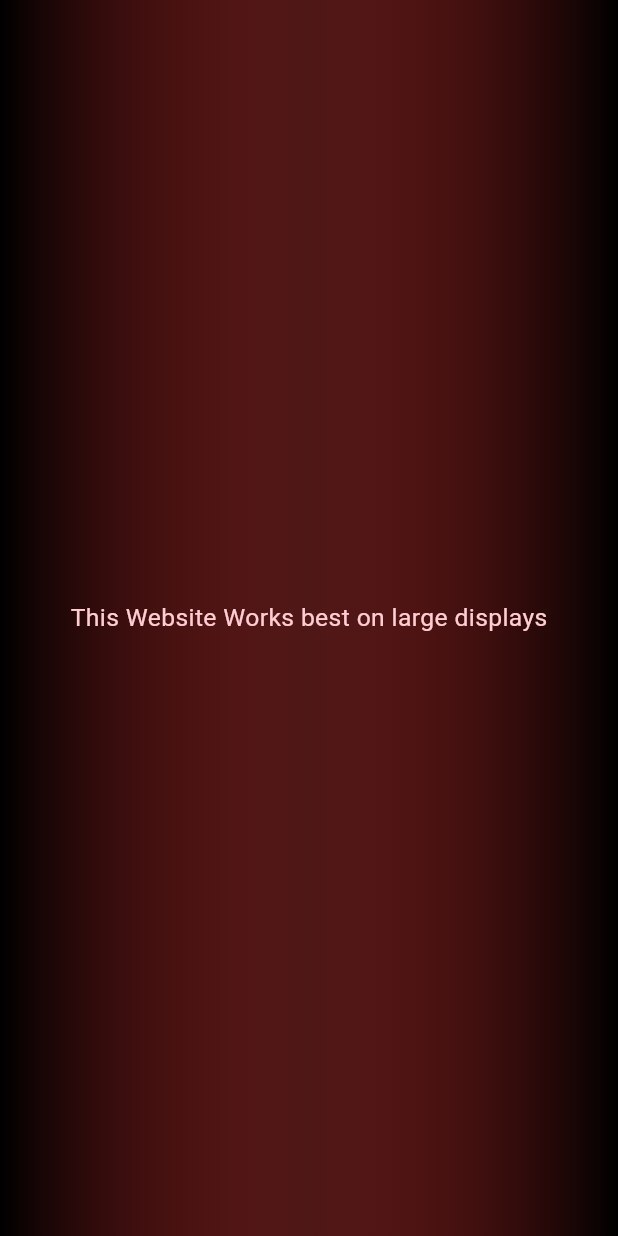
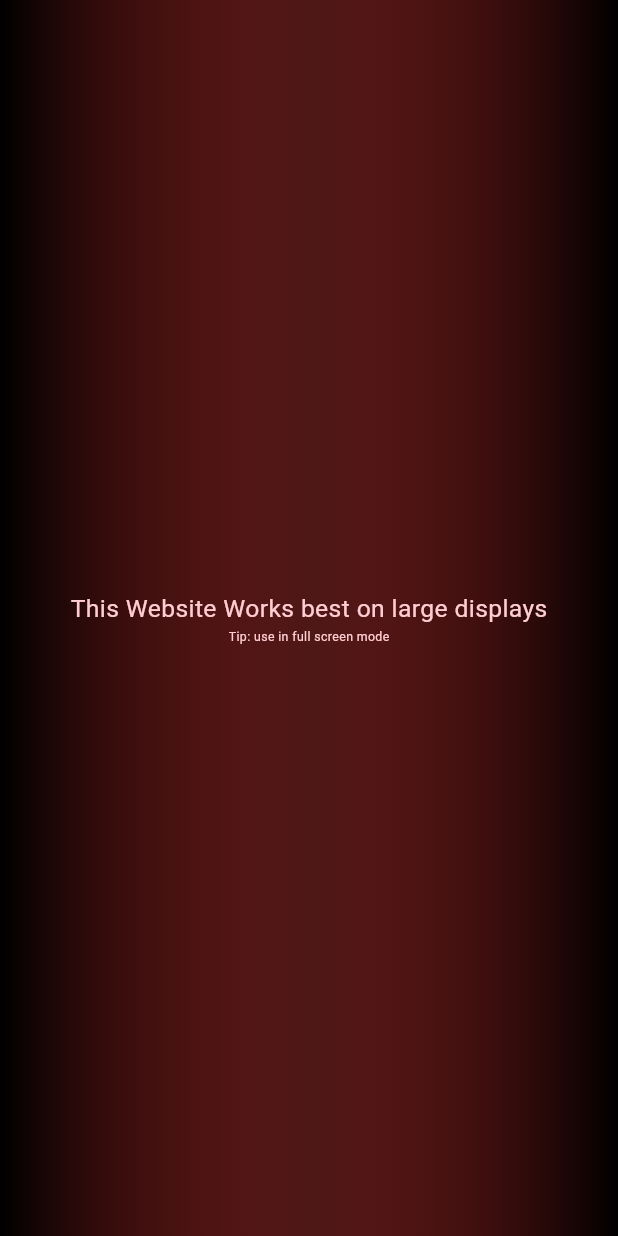
Before and after one commit to Snap-n-Score/snap-n-score-admin, a Flutter app: the screen it shows after launch, on a phone screen of 412 x 824 dp. Run offline on Flutter 3.47's test engine with Material 3 defaults, Android fonts, the phone set to English and light mode, and no system bars; our stand-ins replace supabase_flutter; missing offline and left inert: custom_qr_generator; accounts and stored records are empty.

Commit message:
made laptop compatible

```diff
--- a/lib/ScreenChoice.dart
+++ b/lib/ScreenChoice.dart
@@ -8,7 +8,7 @@ class ScreenChoice extends StatelessWidget {
   @override
   Widget build(BuildContext context) {
     return LayoutBuilder(builder: (context, constraints) {
-      if(constraints.maxHeight>850 && constraints.maxWidth>1140){
+      if(constraints.maxHeight>670 && constraints.maxWidth>1120){
         return const loginPage();
       }
       else{
--- a/lib/loginPage.dart
+++ b/lib/loginPage.dart
@@ -18,7 +18,6 @@ class _loginPageState extends State<loginPage> {
   Size screenSize=const Size(0, 0);
   @override
   Widget build(BuildContext context) {
-
     setState(() {
        screenSize = MediaQuery.of(context).size;
     });
--- a/lib/login_glassmorphism.dart
+++ b/lib/login_glassmorphism.dart
@@ -20,7 +20,7 @@ class _GlassmorphismState extends State<LoginGlassmorphism> {
     return Container(
       padding: const EdgeInsets.all(20),
       width: screenSize.width * 0.3,
-      height: screenSize.height * 0.5,
+      height: screenSize.height * 0.55,
       decoration: BoxDecoration(
           color: Colors.white.withOpacity(0.2),
           borderRadius: BorderRadius.circular(10)),
@@ -74,7 +74,7 @@ class _GlassmorphismState extends State<LoginGlassmorphism> {
             ),
             ElevatedButton(
               style: ButtonStyle(
-                  fixedSize: MaterialStatePropertyAll(
+                  fixedSize: WidgetStatePropertyAll(
                       Size(screenSize.width * 0.2, screenSize.height * 0.05))),
                                       onPressed: () async {
                                         final sm = ScaffoldMessenger.of(context);
--- a/lib/main.dart
+++ b/lib/main.dart
@@ -1,6 +1,7 @@
 import 'package:flutter/material.dart';
 import 'package:snap_n_score_admin/ScreenChoice.dart';
 import 'package:snap_n_score_admin/HomePage.dart';
+import 'package:snap_n_score_admin/loginPage.dart';
 import 'package:supabase_flutter/supabase_flutter.dart';
 
 final theme = ThemeData(
@@ -30,7 +31,7 @@ class MyApp extends StatefulWidget {
 final supabase = Supabase.instance.client;
 
 class _MyAppState extends State<MyApp> {
-  Widget _currentScreen = const ScreenChoice();
+  Widget _currentScreen = ScreenChoice();
   @override
   void initState() {
     // TODO: implement initState
--- a/lib/requiredSize.dart
+++ b/lib/requiredSize.dart
@@ -8,18 +8,18 @@ class SizeReqScreen extends StatefulWidget {
 }
 
 class _SizeReqScreenState extends State<SizeReqScreen> {
-  var screenSize=const Size(0, 0);
+  var screenSize = const Size(0, 0);
   @override
   Widget build(BuildContext context) {
     setState(() {
-      screenSize=MediaQuery.of(context).size;
+      screenSize = MediaQuery.of(context).size;
     });
 
     return Scaffold(
       body: Stack(
         children: [
           Container(
-            decoration:  const BoxDecoration(
+            decoration: const BoxDecoration(
               gradient: LinearGradient(
                 colors: [
                   Colors.black,
@@ -29,10 +29,24 @@ class _SizeReqScreenState extends State<SizeReqScreen> {
               ),
             ),
           ),
-           Center(
-            child:  Text(
-              "This Website Works best on large displays",
-              style: TextStyle(color: Colors.red.shade100,fontSize: screenSize.width*0.04),
+          Center(
+            child: Column(
+              mainAxisSize: MainAxisSize.max,
+              mainAxisAlignment: MainAxisAlignment.center,
+              children: [
+                Text(
+                  "This Website Works best on large displays",
+                  style: TextStyle(
+                      color: Colors.red.shade100,
+                      fontSize: screenSize.width * 0.04),
+                ),
+                Text(
+                  "Tip: use in full screen mode",
+                  style: TextStyle(
+                      color: Colors.red.shade100,
+                      fontSize: screenSize.width * 0.02),
+                ),
+              ],
             ),
           )
         ],
--- a/lib/signup_glassmorphism.dart
+++ b/lib/signup_glassmorphism.dart
@@ -37,7 +37,7 @@ class _SignupGlassmorphismState extends State<SignupGlassmorphism> {
     return Container(
       padding: const EdgeInsets.all(20),
       width: screenSize.width * 0.3,
-      height: screenSize.height * 0.6,
+      height: screenSize.height * 0.65,
       decoration: BoxDecoration(
           color: Colors.white.withOpacity(0.2),
           borderRadius: BorderRadius.circular(10)),
```
Also changed, not shown: lib/homePage.dart (+6 -4 lines), pubspec.lock.
